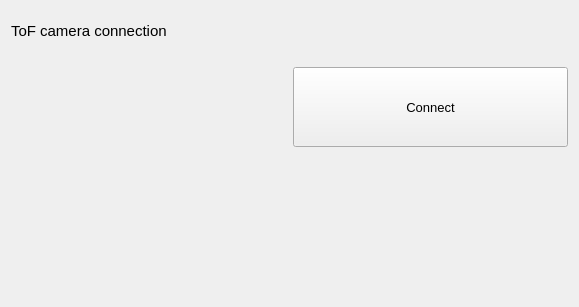
Qt form Modules/ToFUI/Qmitk/QmitkToFConnectionWidgetControls.ui (MITK/MITK) before a commit.
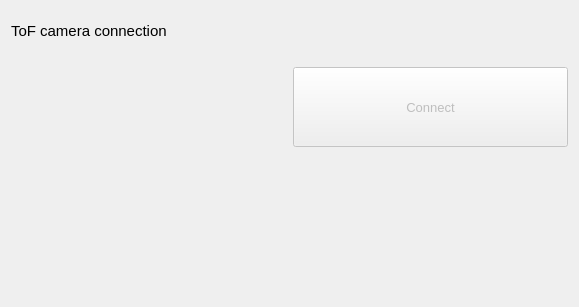
The same form after that commit. Icons and pictures are not drawn. Custom widgets are drawn as their Qt base class.

Commit message: Check if device is selected before trying to connect

The edit to the form file:
```diff
--- a/Modules/ToFUI/Qmitk/QmitkToFConnectionWidgetControls.ui
+++ b/Modules/ToFUI/Qmitk/QmitkToFConnectionWidgetControls.ui
@@ -49,6 +49,9 @@
      </item>
      <item>
       <widget class="QPushButton" name="m_ConnectCameraButton">
+       <property name="enabled">
+        <bool>false</bool>
+       </property>
        <property name="sizePolicy">
         <sizepolicy hsizetype="Preferred" vsizetype="Fixed">
          <horstretch>0</horstretch>
```
The commit also changes 1 other file.
